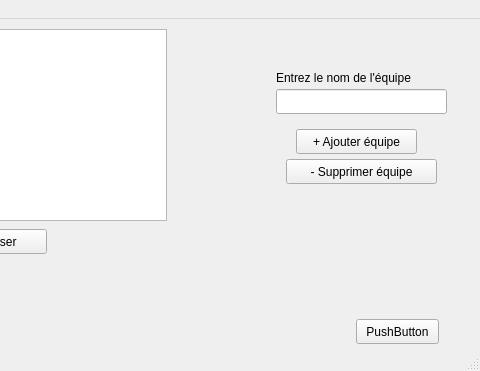
The window that mainwindow.ui (valow-psd/Tournoi2Foot) describes before a commit, drawn with Qt 5; both pictures show x 414 to 894 and y 0 to 371 of the 894 by 371 pixel window.
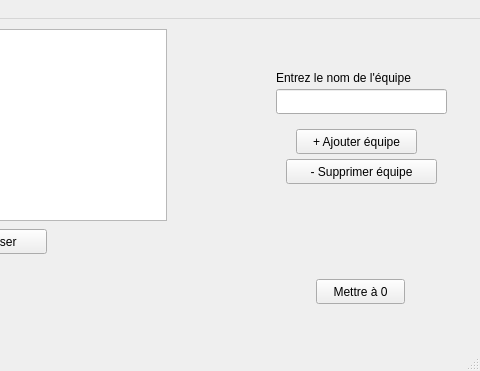
The same window after the commit.

```diff
--- a/mainwindow.ui
+++ b/mainwindow.ui
@@ -163,14 +163,14 @@
    <widget class="QPushButton" name="pushButton_2">
     <property name="geometry">
      <rect>
-      <x>770</x>
-      <y>300</y>
-      <width>83</width>
+      <x>730</x>
+      <y>260</y>
+      <width>89</width>
       <height>25</height>
      </rect>
     </property>
     <property name="text">
-     <string>PushButton</string>
+     <string>Mettre à 0</string>
     </property>
    </widget>
   </widget>
```
